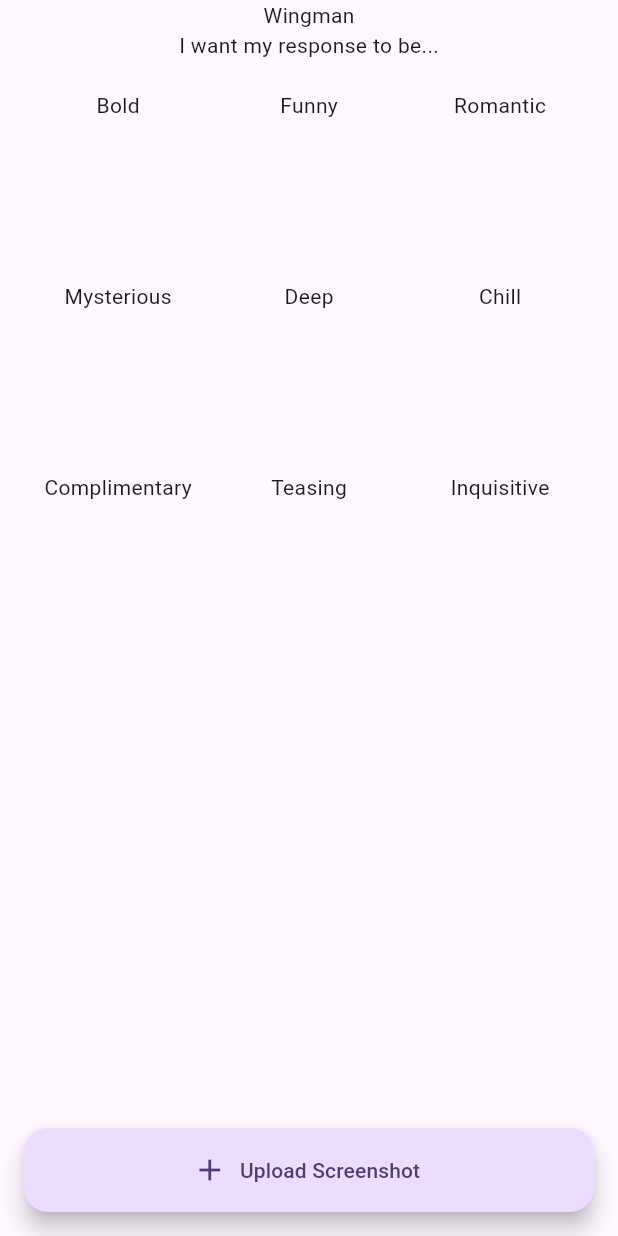
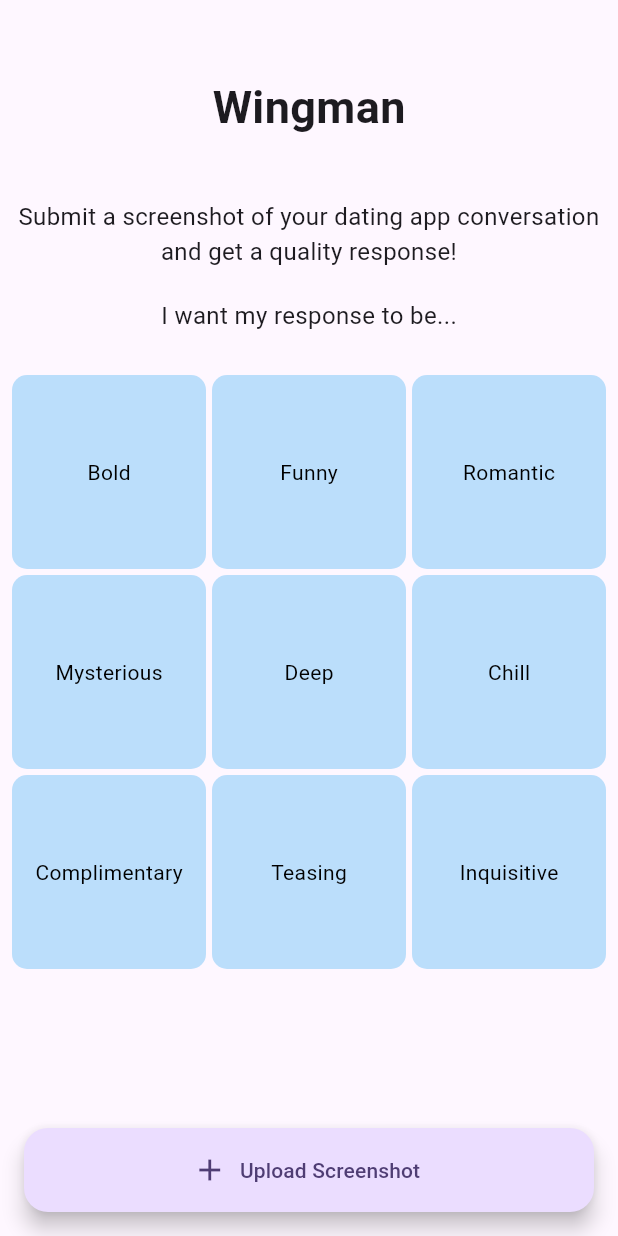
Before and after one commit to seharpanesar/wingman, a Flutter app: the screen it shows after launch, on a phone screen of 412 x 824 dp. Run offline on Flutter 3.47's test engine with Material 3 defaults, Android fonts, the light colour scheme and no system bars; our stand-ins replace google_mobile_ads, image_picker.

Commit message:
updated ui

```diff
--- a/ui/wingman/lib/screens/home_screen.dart
+++ b/ui/wingman/lib/screens/home_screen.dart
@@ -6,6 +6,7 @@ import 'package:google_mobile_ads/google_mobile_ads.dart';
 import 'package:image_picker/image_picker.dart';
 import 'package:wingman/screens/response_screen.dart';
 import 'package:wingman/shared/constants.dart';
+import 'package:wingman/shared/server_helper.dart';
 
 import '../shared/ad_helper.dart';
 
@@ -21,7 +22,6 @@ class HomeScreen extends StatefulWidget {
 class _HomeScreenState extends State<HomeScreen> {
   @override
   void initState() {
-    // TODO: implement initState
     _loadRewardedAd();
     super.initState();
   }
@@ -60,7 +60,6 @@ class _HomeScreenState extends State<HomeScreen> {
       final image = await ImagePicker().pickImage(source: ImageSource.gallery);
       if (image == null) return null;
 
-      _adOrPremiumDialog();
 
 
       return File(image.path);
@@ -72,56 +71,98 @@ class _HomeScreenState extends State<HomeScreen> {
 
   }
 
+  int _selectedContainerIndex = -1;
+
   @override
   Widget build(BuildContext context) {
     return Scaffold(
       body: SafeArea(
         child: Column(
+          // mainAxisAlignment: MainAxisAlignment.spaceBetween,
           children: [
+            const SizedBox(height: 50,),
+
             // title
-            Text("Wingman"),
+            const Text("Wingman", style: TextStyle(fontWeight: FontWeight.bold, fontSize: 30),),
+
+            // gap
+            const SizedBox(height: 40,),
 
             // prompt + gridview
-            Text("I want my response to be..."),
+            const Center(child: Text("Submit a screenshot of your dating app conversation and get a quality response!", style: TextStyle( fontSize: 16),textAlign: TextAlign.center, )),
+            const SizedBox(height: 20,),
+
+            // prompt + gridview
+            const Text("I want my response to be...", style: TextStyle( fontSize: 16), textAlign: TextAlign.left, ),
+            const SizedBox(height: 20,),
 
             GridView.builder(
+              padding: const EdgeInsets.all(8),
               shrinkWrap: true,
               primary: false,
-              itemCount: Constants.responseOptions.length,
-              padding: const EdgeInsets.all(20),
+              itemCount: 9,
               gridDelegate: const SliverGridDelegateWithFixedCrossAxisCount(
                 crossAxisCount: 3,
-                crossAxisSpacing: 10,
-                mainAxisSpacing: 10,
+                crossAxisSpacing: 4.0,
+                mainAxisSpacing: 4.0,
               ),
+              itemBuilder: (BuildContext context, int index) {
+                return GestureDetector(
+                  onTap: () {
+                    setState(() {
+                      if (_selectedContainerIndex == index) {
+                        _selectedContainerIndex = -1; // Reset if tapped again
+                      } else {
+                        _selectedContainerIndex = index;
+                      }
+                    });
+                  },
+                  child: AnimatedContainer(
+                    duration: const Duration(milliseconds: 300),
+                    curve: Curves.easeInOut,
+                    decoration: BoxDecoration(
+                      color: _selectedContainerIndex == index ? Colors.blue[500] : Colors.blue[100],
+                      border: _selectedContainerIndex == index
+                          ? Border.all(color: Colors.black, width: 4.0)
+                          : null,
+                      borderRadius: BorderRadius.circular(10)
 
-              itemBuilder: (context, index) {
-                return Column(
-                  children: [
-                    Text(Constants.responseOptions[index]),
-                  ],
+                    ),
+                    child: Center(
+                      child: Text(
+                        Constants.responseOptions[index],
+                        style: TextStyle(
+                          color: _selectedContainerIndex == index ? Colors.white : Colors.black,
+                          // fontSize: _selectedContainerIndex == index ? 16 : 14,
+                          fontWeight: _selectedContainerIndex == index ? FontWeight.bold : FontWeight.normal,
+
+                        ),
+                      ),
+                    ),
+                  )
                 );
               },
-            ),
-
+            )
           ],
         ),
       ),
       floatingActionButton: Padding(
-        padding: EdgeInsets.all(16.0),
+        padding: const EdgeInsets.all(16.0),
         child: SizedBox(
           width: double.infinity, // Makes the FAB wide
           child: FloatingActionButton.extended(
             onPressed: () async {
               // pick file
               File? image = await pickImage();
+
+              // if image was chosen, then ask user if he wants to watch ad / go premium
               if (image == null) return;
+              _adOrPremiumDialog(image);
 
-              // prompt user for the ad here
 
             },
-            icon: Icon(Icons.add),
-            label: Text('Upload Screenshot'),
+            icon: const Icon(Icons.add),
+            label: const Text('Upload Screenshot'),
           ),
         ),
       ),
@@ -130,12 +171,12 @@ class _HomeScreenState extends State<HomeScreen> {
     );
   }
 
-  Future<void> _adOrPremiumDialog() {
+  Future<void> _adOrPremiumDialog(File selectedPhoto) {
     return showDialog<void>(
 			context: context,
 			builder: (BuildContext context) {
 				return AlertDialog(
-					title: Text("Choose option"),
+					title: const Text("Choose option"),
 					content: const SingleChildScrollView(
 						child: ListBody(
 							children: <Widget>[
@@ -155,11 +196,14 @@ class _HomeScreenState extends State<HomeScreen> {
 
 								),
 								onPressed: () {
+                  // after selection, make call to server and wait for response
+                  var futureResponse = ServerHelper.sendPhoto(selectedPhoto);
+
 									_rewardedAd?.show(
 										onUserEarnedReward: (_, reward) {
 											Navigator.push(
 												context,
-												MaterialPageRoute(builder: (context) => ResponseScreen()),
+												MaterialPageRoute(builder: (context) => ResponseScreen(futureResponse)),
 												// (Route<dynamic> route) => false
 											);
 										},
@@ -178,7 +222,14 @@ class _HomeScreenState extends State<HomeScreen> {
 									),
 								),
 								onPressed: () {
+                  // after selection, make call to server and wait for response
+                  var futureResponse = ServerHelper.sendPhoto(selectedPhoto);
+
 									// TODO: premium page
+                  Navigator.push(
+                    context,
+                    MaterialPageRoute(builder: (context) => ResponseScreen(futureResponse)),
+                  );
 
 								},
 								child: const Text('Go premium'),
--- a/ui/wingman/lib/shared/ad_helper.dart
+++ b/ui/wingman/lib/shared/ad_helper.dart
@@ -1,6 +1,6 @@
 import 'dart:io';
 
-import 'package:google_mobile_ads/google_mobile_ads.dart';
+// import 'package:google_mobile_ads/google_mobile_ads.dart';
 
 class AdHelper {
 	static String get rewardedAdUnitId {
@@ -8,6 +8,4 @@ class AdHelper {
       ? 'ca-app-pub-3940256099942544/5224354917'
       : 'ca-app-pub-3940256099942544/1712485313';
   }
-
-
 }
--- /dev/null
+++ b/ui/wingman/lib/shared/server_helper.dart
@@ -0,0 +1,24 @@
+import 'dart:io';
+import 'package:http/http.dart' as http;
+import 'package:http/http.dart';
+
+
+class ServerHelper {
+  static Future<Response> sendPhoto(File selectedPhoto) async {
+    // Replace 'your_server_url' with your Flask server URL
+    var url = Uri.parse('http://your_server_url/upload');
+
+    // Read the image file as bytes
+    List<int> imageBytes = await selectedPhoto.readAsBytes();
+
+    // Make a POST request with the image bytes
+    Future<Response> response = http.post(
+      url,
+      body: imageBytes,
+      headers: {"Content-Type": "application/octet-stream"}, // Set the content type as octet-stream
+    );
+    // Handle the response
+
+    return response;
+  }
+}
--- a/ui/wingman/pubspec.yaml
+++ b/ui/wingman/pubspec.yaml
@@ -41,6 +41,9 @@ dependencies:
 
   # ads
   google_mobile_ads: ^3.0.0
+
+  # to get server respnose
+  http: ^1.1.2
 
 dev_dependencies:
   flutter_test:
```
Also changed, not shown: ui/wingman/lib/screens/response_screen.dart (+21 -8 lines), resized_pro_icon.png (added), ui/wingman/pubspec.lock, 2 other files.
